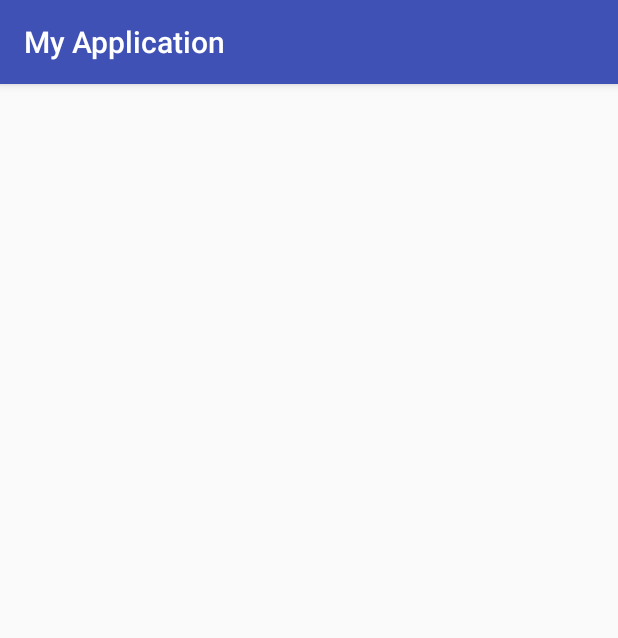
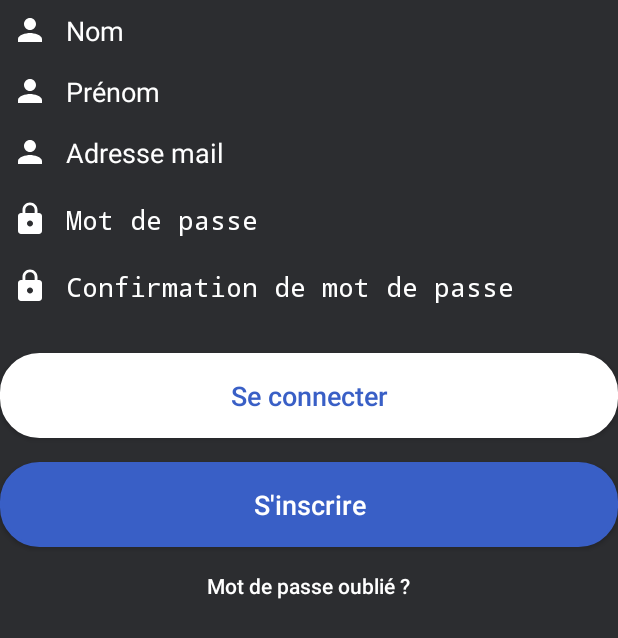
Before and after one commit to nathanpecqueux/iCookForYou, an Android app: the RegisterActivity screen opened directly, with no data from a screen before it, on a phone screen of 412 x 824 dp. Shown: the top 638 px of the screen. Run offline under Robolectric (Android 15) with nearby library versions, the phone set to English and light mode, and no system bars.

Commit message:
Commit avant merge

```diff
--- a/iCookForYou/app/src/main/java/fr/univ_littoral/nathan/myapplication/ConnectionActivity.java
+++ b/iCookForYou/app/src/main/java/fr/univ_littoral/nathan/myapplication/ConnectionActivity.java
@@ -1,15 +1,13 @@
 package fr.univ_littoral.nathan.myapplication;
 
 import android.app.Activity;
-import android.support.v7.app.AppCompatActivity;
 import android.os.Bundle;
 
 public class ConnectionActivity extends Activity {
 
-
     @Override
     protected void onCreate(Bundle savedInstanceState) {
         super.onCreate(savedInstanceState);
-        setContentView(R.layout.activity_main);
+        setContentView(R.layout.activity_connection);
     }
 }
--- a/iCookForYou/app/src/main/java/fr/univ_littoral/nathan/myapplication/RegisterActivity.java
+++ b/iCookForYou/app/src/main/java/fr/univ_littoral/nathan/myapplication/RegisterActivity.java
@@ -1,9 +1,10 @@
 package fr.univ_littoral.nathan.myapplication;
 
+import android.app.Activity;
 import android.support.v7.app.AppCompatActivity;
 import android.os.Bundle;
 
-public class RegisterActivity extends AppCompatActivity {
+public class RegisterActivity extends Activity {
 
     @Override
     protected void onCreate(Bundle savedInstanceState) {
--- a/iCookForYou/app/src/main/res/layout/activity_register.xml
+++ b/iCookForYou/app/src/main/res/layout/activity_register.xml
@@ -1,10 +1,138 @@
-<?xml version="1.0" encoding="utf-8"?>
-<android.support.constraint.ConstraintLayout
+<LinearLayout
     xmlns:android="http://schemas.android.com/apk/res/android"
     xmlns:app="http://schemas.android.com/apk/res-auto"
     xmlns:tools="http://schemas.android.com/tools"
     android:layout_width="match_parent"
     android:layout_height="match_parent"
-    tools:context="fr.univ_littoral.nathan.myapplication.RegisterActivity">
+    tools:context="fr.univ_littoral.nathan.myapplication.ConnectionActivity"
+    android:orientation="vertical"
+    android:background="#2c2d30">
+    <ScrollView
+        android:layout_width="match_parent"
+        android:layout_height="match_parent">
 
-</android.support.constraint.ConstraintLayout>
+        <LinearLayout
+            android:layout_width="match_parent"
+            android:layout_height="match_parent"
+            android:orientation="vertical">
+
+            <EditText
+                android:id="@+id/registeredname"
+                android:layout_width="match_parent"
+                android:layout_height="wrap_content"
+                android:background="@android:color/transparent"
+                android:drawableLeft="@drawable/ic_person_white_24dp"
+                android:drawablePadding="12dp"
+                android:ems="10"
+                android:hint="Nom"
+                android:inputType="textEmailAddress"
+                android:maxLines="1"
+                android:padding="8dp"
+                android:textColorHint="#fff"
+                android:textColor="#fff"/>
+
+            <EditText
+                android:id="@+id/registeredfirstname"
+                android:layout_width="match_parent"
+                android:layout_height="wrap_content"
+                android:background="@android:color/transparent"
+                android:drawableLeft="@drawable/ic_person_white_24dp"
+                android:drawablePadding="12dp"
+                android:ems="10"
+                android:hint="Prénom"
+                android:inputType="textEmailAddress"
+                android:maxLines="1"
+                android:padding="8dp"
+                android:textColorHint="#fff"
+                android:textColor="#fff"/>
+
+            <EditText
+                android:id="@+id/registeredmail"
+                android:layout_width="match_parent"
+                android:layout_height="wrap_content"
+                android:background="@android:color/transparent"
+                android:drawableLeft="@drawable/ic_person_white_24dp"
+                android:drawablePadding="12dp"
+                android:ems="10"
+                android:hint="Adresse mail"
+                android:inputType="textEmailAddress"
+                android:maxLines="1"
+                android:padding="8dp"
+                android:textColorHint="#fff"
+                android:textColor="#fff"/>
+
+            <EditText
+                android:layout_width="match_parent"
+                android:layout_height="wrap_content"
+                android:inputType="textPassword"
+                android:ems="10"
+                android:drawablePadding="12dp"
+                android:padding="8dp"
+                android:hint="Mot de passe"
+                android:textColorHint="#fff"
+                android:textColor="#fff"
+                android:maxLines="1"
+                android:background="@android:color/transparent"
+                android:layout_marginTop="4dp"
+                android:drawableLeft="@drawable/ic_lock_white_24dp"/>
+
+            <EditText
+                android:layout_width="match_parent"
+                android:layout_height="wrap_content"
+                android:inputType="textPassword"
+                android:ems="10"
+                android:drawablePadding="12dp"
+                android:padding="8dp"
+                android:hint="Confirmation de mot de passe"
+                android:textColorHint="#fff"
+                android:textColor="#fff"
+                android:maxLines="1"
+                android:background="@android:color/transparent"
+                android:layout_marginTop="4dp"
+                android:drawableLeft="@drawable/ic_lock_white_24dp"/>
+
+            <Button
+                android:layout_width="match_parent"
+                android:layout_height="wrap_content"
+                android:background="@drawable/background_login"
+                android:text="Se connecter"
+                android:textColor="#395fc6"
+                android:textAllCaps="false"
+                android:padding="16dp"
+                android:clickable="true"
+                style="@style/Base.TextAppearance.AppCompat.Body2"
+                android:layout_marginTop="24dp"
+                android:textSize="18sp"
+                />
+
+            <Button
+                android:layout_width="match_parent"
+                android:layout_height="wrap_content"
+                android:background="@drawable/background_signup"
+                android:text="S'inscrire"
+                android:textColor="#fff"
+                android:textAllCaps="false"
+                android:padding="16dp"
+                android:clickable="true"
+                style="@style/Base.TextAppearance.AppCompat.Body2"
+                android:layout_marginTop="16dp"
+                android:textSize="18sp"
+                />
+
+            <TextView
+                android:layout_width="wrap_content"
+                android:layout_height="wrap_content"
+                android:layout_gravity="center"
+                android:text="Mot de passe oublié ?"
+                style="@style/TextAppearance.AppCompat.Body2"
+                android:textColor="#fff"
+                android:padding="16dp"
+                android:clickable="true"
+                android:layout_marginBottom="16dp"/>
+
+        </LinearLayout>
+
+    </ScrollView>
+
+
+</LinearLayout>
--- a/iCookForYou/app/src/main/res/values/styles.xml
+++ b/iCookForYou/app/src/main/res/values/styles.xml
@@ -1,7 +1,7 @@
 <resources>
 
     <!-- Base application theme. -->
-    <style name="AppTheme" parent="Theme.AppCompat.Light.DarkActionBar">
+    <style name="AppTheme" parent="Base.Theme.AppCompat.Light.DarkActionBar">
         <!-- Customize your theme here. -->
         <item name="colorPrimary">@color/colorPrimary</item>
         <item name="colorPrimaryDark">@color/colorPrimaryDark</item>
```
Also changed, not shown: iCookForYou/app/src/main/res/layout/activity_connection.xml (renamed from iCookForYou/app/src/main/res/layout/activity_main.xml).
